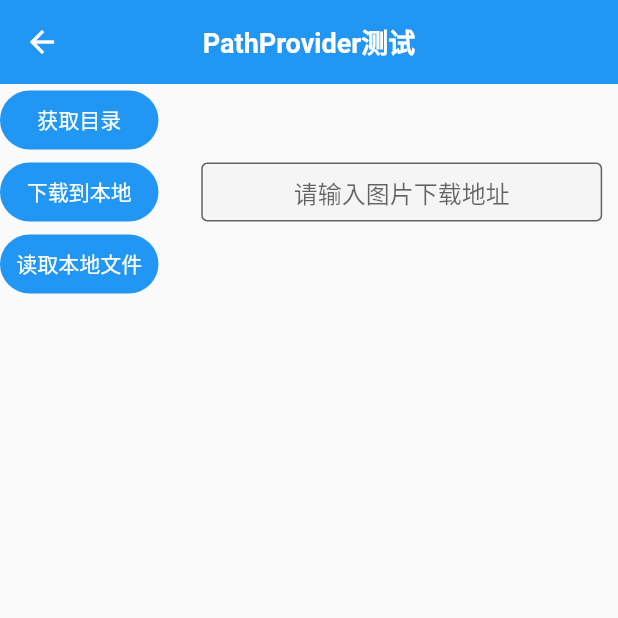
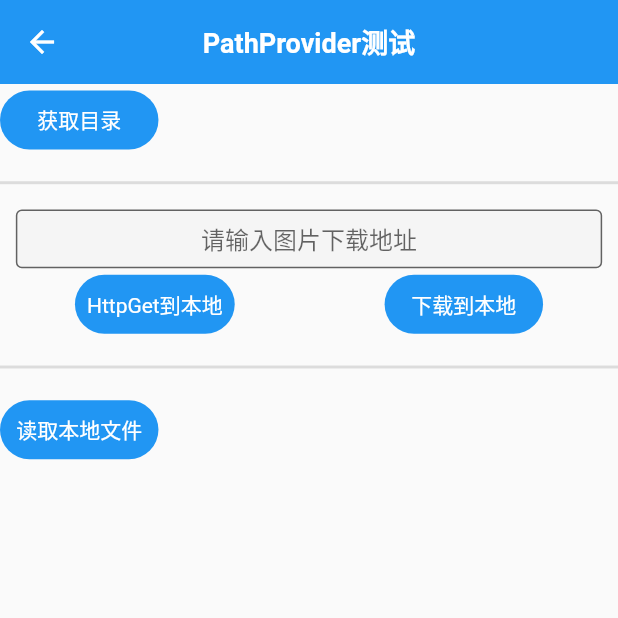
Before and after one commit to FlyNothing/flutter_demo, a Flutter app: the PathProviderPage screen opened directly, on a phone screen of 412 x 824 dp, the top half of it. Run offline on Flutter 3.47's test engine with Material 2 defaults, Android fonts, the phone set to English and light mode, and no system bars; our stand-ins replace badges, cached_network_image, date_format, date_picker_timeline, device_preview, dio and 9 more; missing offline and left inert: flutter_date_picker_timeline, mobile_scanner, qr_code_scanner; accounts and stored records are empty.

Commit message:
[U] - path_provider插件增加dio.download方式下载文件

```diff
--- a/lib/plugin/pathprovider/path_provider_page.dart
+++ b/lib/plugin/pathprovider/path_provider_page.dart
@@ -34,13 +34,16 @@ class _PathProviderPageState extends State<PathProviderPage> {
       crossAxisAlignment: CrossAxisAlignment.start,
       children: [
         textButtonStandard("获取目录", () => showDirectorys()),
+        Padding(padding: EdgeInsets.symmetric(vertical: 10.h), child: Divider(thickness: 2.h)),
+        _getUrlTextField(),
         Row(
-          mainAxisAlignment: MainAxisAlignment.spaceBetween,
+          mainAxisAlignment: MainAxisAlignment.spaceAround,
           children: [
+            textButtonStandard("HttpGet到本地", () => _getHttpFile(_controller.text)),
             textButtonStandard("下载到本地", () => _downloadFile(_controller.text)),
-            _getUrlTextField(),
           ],
         ),
+        Padding(padding: EdgeInsets.symmetric(vertical: 10.h), child: Divider(thickness: 2.h)),
         textButtonStandard("读取本地文件", () => _loadLocalFile(_controller.text)),
         _localFile != null ? Image.file(_localFile as File) : const SizedBox.shrink(),
       ],
@@ -51,7 +54,7 @@ class _PathProviderPageState extends State<PathProviderPage> {
     return Container(
       padding: EdgeInsets.symmetric(horizontal: 10.w),
       height: 40.h,
-      width: 0.7.sw,
+      width: 1.sw,
       child: textFieldStandard(_controller, hintText: "请输入图片下载地址"),
     );
   }
@@ -115,9 +118,10 @@ class _PathProviderPageState extends State<PathProviderPage> {
     return extCacheDirs.map((dir) => dir.path).toList().join(",");
   }
 
-  Future<void> _downloadFile(String url) async {
+  /// Http Get存储到本地
+  Future<void> _getHttpFile(String url) async {
     // 下载文件
-    Response resp = await downloadHttpFile(url);
+    Response resp = await getHttpFile(url);
     List<int> dataList = resp.data as List<int>;
 
     // 存储到本地文件
@@ -125,6 +129,13 @@ class _PathProviderPageState extends State<PathProviderPage> {
     String path = "${dir.path}/${_getFileName(url)}";
     File newFile = File(path);
     await newFile.writeAsBytes(dataList);
+  }
+
+  /// 下载到本地
+  Future<void> _downloadFile(String url) async {
+    Directory dir = await getApplicationDocumentsDirectory();
+    String path = "${dir.path}/${_getFileName(url)}";
+    await download(url, path);
   }
 
   Future<void> _loadLocalFile(String url) async {
```
Also changed, not shown: lib/common/util/api.dart (+7 -2 lines).
